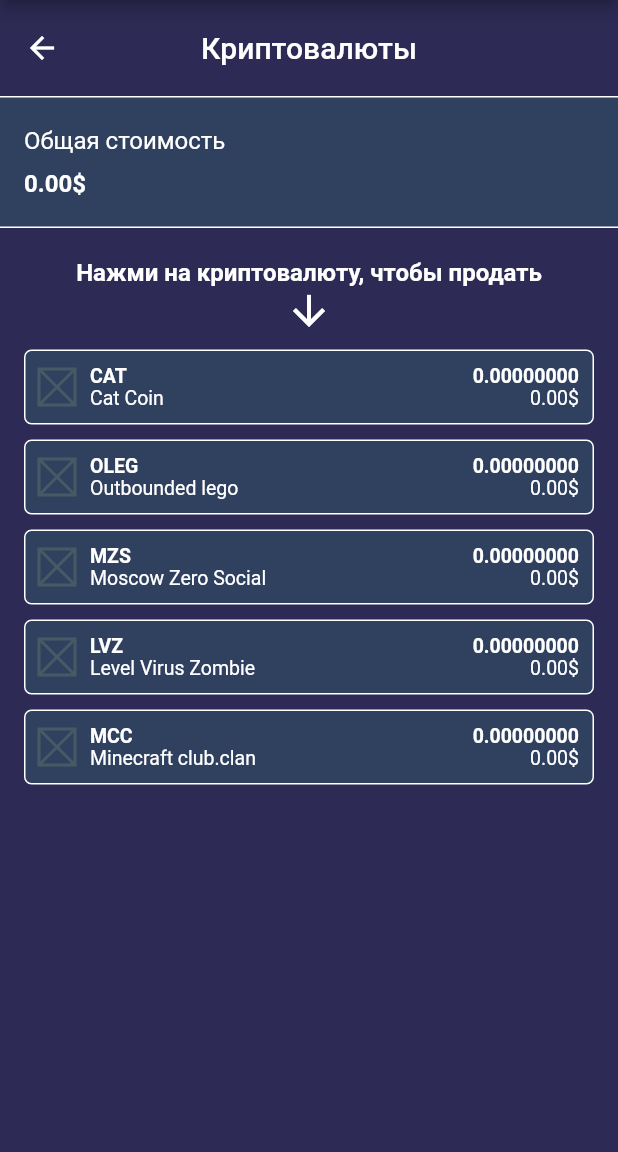
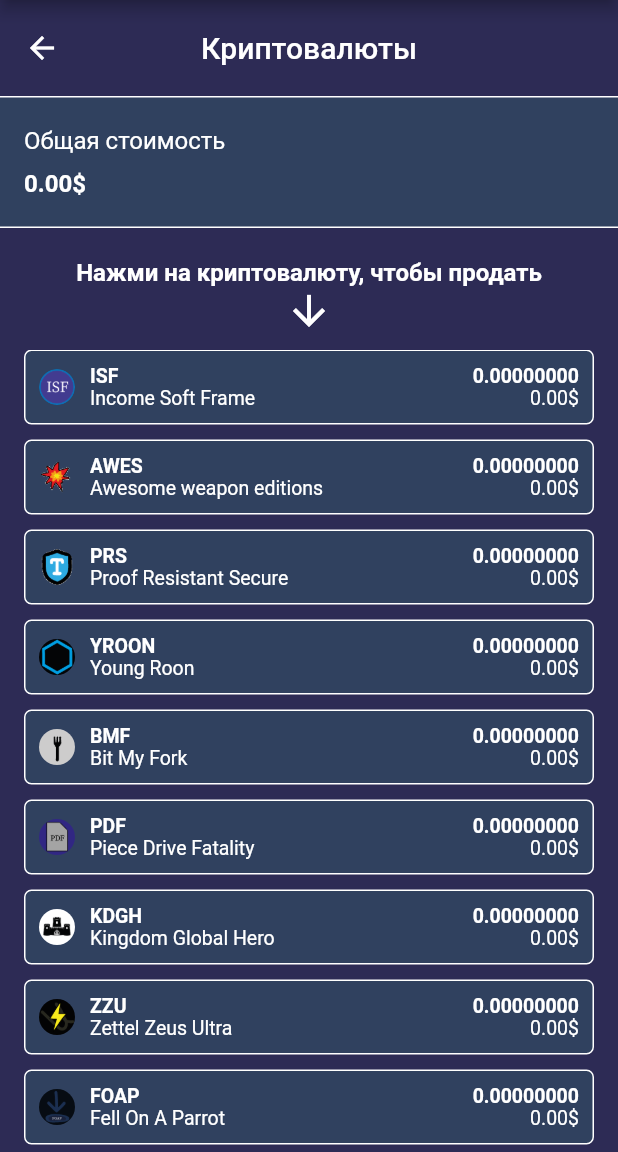
Before and after one commit to PanteoPro/flutter_crypto_idle, a Flutter app: the screen it shows after launch, after a tap on "Начать компанию", after a tap on "Кошелек криптовалют", on a phone screen of 412 x 824 dp, the part 84-1236 px from its top. Run offline on Flutter 3.47's test engine with Material 2 defaults, Android fonts, the phone set to English and light mode, and no system bars; our stand-ins replace adaptive_theme, hive, hive_flutter, syncfusion_flutter_charts; missing offline and left inert: syncfusion_flutter_core; accounts and stored records are empty.

Commit message:
add token items

```diff
--- a/lib/initial_data.dart
+++ b/lib/initial_data.dart
@@ -53,7 +53,7 @@ abstract class InitialDataNames {
     'PRS': 'Proof Resistant Secure',
     'LVZ': 'Level Virus Zombie',
     'YROON': 'Young Roon',
-    'AWE': 'Awesome weapon edition',
+    'AWES': 'Awesome weapon editions',
     'ZZU': 'Zettel Zeus Ultra',
     'CAT': 'Cat Coin',
     'SPD': 'Spider Coin',
@@ -68,7 +68,7 @@ abstract class InitialDataNames {
   static Map<String, String> startTokens(int count) {
     final tokens = <String, String>{};
     final rnd = Random();
-    while (tokens.length < count) {
+    while (tokens.length < min(count, nameTokens.length)) {
       final key = nameTokens.keys.elementAt(rnd.nextInt(nameTokens.length));
       tokens[key] = nameTokens[key]!;
     }
@@ -133,7 +133,7 @@ abstract class InitialData {
     return result.toList();
   }
 
-  static List<Token> generateTokens({Map<String, String>? tokenNames, int countGenerate = 5, int startIdToken = 1}) {
+  static List<Token> generateTokens({Map<String, String>? tokenNames, int countGenerate = 30, int startIdToken = 1}) {
     final names = <String, String>{};
     if (tokenNames != null) {
       names.addAll(tokenNames);
--- /dev/null
+++ b/lib/resources/app_images.dart
@@ -0,0 +1,6 @@
+class AppImages {
+  static String getTokenPathBySymbol(String symbol) {
+    final result = 'assets/images/tokens/${symbol.toLowerCase()}.png';
+    return result;
+  }
+}
--- a/lib/ui/widgets/game/view/game_crypto_page.dart
+++ b/lib/ui/widgets/game/view/game_crypto_page.dart
@@ -1,7 +1,7 @@
 import 'package:crypto_idle/Widgets/app_bar_info.dart';
 import 'package:crypto_idle/Widgets/header_page.dart';
 import 'package:crypto_idle/generated/l10n.dart';
-import 'package:crypto_idle/ui/navigators/main_navigator.dart';
+import 'package:crypto_idle/resources/app_images.dart';
 import 'package:crypto_idle/ui/widgets/game/view_models/game_crypto_view_model.dart';
 import 'package:flutter/material.dart';
 import 'package:provider/provider.dart';
@@ -142,21 +142,35 @@ class _CryptoItemWidget extends StatelessWidget {
           padding: const EdgeInsets.symmetric(horizontal: 10, vertical: 10),
           child: Row(
             children: [
-              DecoratedBox(
-                decoration: BoxDecoration(
-                  borderRadius: BorderRadius.circular(50),
-                ),
-                child: const SizedBox(
-                  width: 24,
-                  height: 24,
-                  child: Placeholder(),
-                ),
-              ),
+              _ItemImageWidget(symbol: token.symbol),
               const SizedBox(width: 10),
               Expanded(child: __CryptoItemNameWidget(index: index)),
               __CryptoItemCostWidget(index: index),
             ],
           ),
+        ),
+      ),
+    );
+  }
+}
+
+class _ItemImageWidget extends StatelessWidget {
+  const _ItemImageWidget({
+    Key? key,
+    required this.symbol,
+  }) : super(key: key);
+
+  final String symbol;
+
+  @override
+  Widget build(BuildContext context) {
+    return ClipRRect(
+      borderRadius: BorderRadius.circular(50),
+      child: SizedBox(
+        width: 24,
+        height: 24,
+        child: Image(
+          image: AssetImage(AppImages.getTokenPathBySymbol(symbol)),
         ),
       ),
     );
--- a/lib/ui/widgets/game/view/game_mining_page.dart
+++ b/lib/ui/widgets/game/view/game_mining_page.dart
@@ -2,6 +2,7 @@ import 'package:crypto_idle/Widgets/app_bar_info.dart';
 import 'package:crypto_idle/Widgets/buttons.dart';
 import 'package:crypto_idle/Widgets/header_page.dart';
 import 'package:crypto_idle/generated/l10n.dart';
+import 'package:crypto_idle/resources/app_images.dart';
 import 'package:crypto_idle/ui/widgets/game/view_models/game_mining_view_model.dart';
 import 'package:crypto_idle/ui/widgets/game/view_models/game_view_model.dart';
 import 'package:flutter/material.dart';
@@ -100,7 +101,16 @@ class _MiningItemHeaderWidget extends StatelessWidget {
     final token = context.read<GameMiningViewModel>().state.availableTokens[index];
     return Row(
       children: [
-        const SizedBox(width: 32, height: 32, child: Placeholder()),
+        ClipRRect(
+          borderRadius: BorderRadius.circular(50),
+          child: SizedBox(
+            width: 32,
+            height: 32,
+            child: Image(
+              image: AssetImage(AppImages.getTokenPathBySymbol(token.symbol)),
+            ),
+          ),
+        ),
         const SizedBox(width: 10),
         Expanded(
           child: Column(
--- a/pubspec.yaml
+++ b/pubspec.yaml
@@ -66,9 +66,8 @@ flutter:
   # the material Icons class.
   uses-material-design: true
   # To add assets to your application, add an assets section, like this:
-  # assets:
-  #   - images/a_dot_burr.jpeg
-  #   - images/a_dot_ham.jpeg
+  assets:
+    - assets/images/tokens/
   # An image asset can refer to one or more resolution-specific "variants", see
   # https://flutter.dev/assets-and-images/#resolution-aware.
   # For details regarding adding assets from package dependencies, see
```
Also changed, not shown: assets/images/tokens/awes.png (added), assets/images/tokens/bmf.png (added), assets/images/tokens/cat.png (added), assets/images/tokens/foap.png (added), assets/images/tokens/isf.png (added), assets/images/tokens/kdgh.png (added), assets/images/tokens/lvz.png (added), assets/images/tokens/mcc.png (added), assets/images/tokens/mzs.png (added), assets/images/tokens/oleg.png (added), assets/images/tokens/pdf.png (added), assets/images/tokens/prs.png (added), assets/images/tokens/spd.png (added), assets/images/tokens/yroon.png (added), 1 more files.
